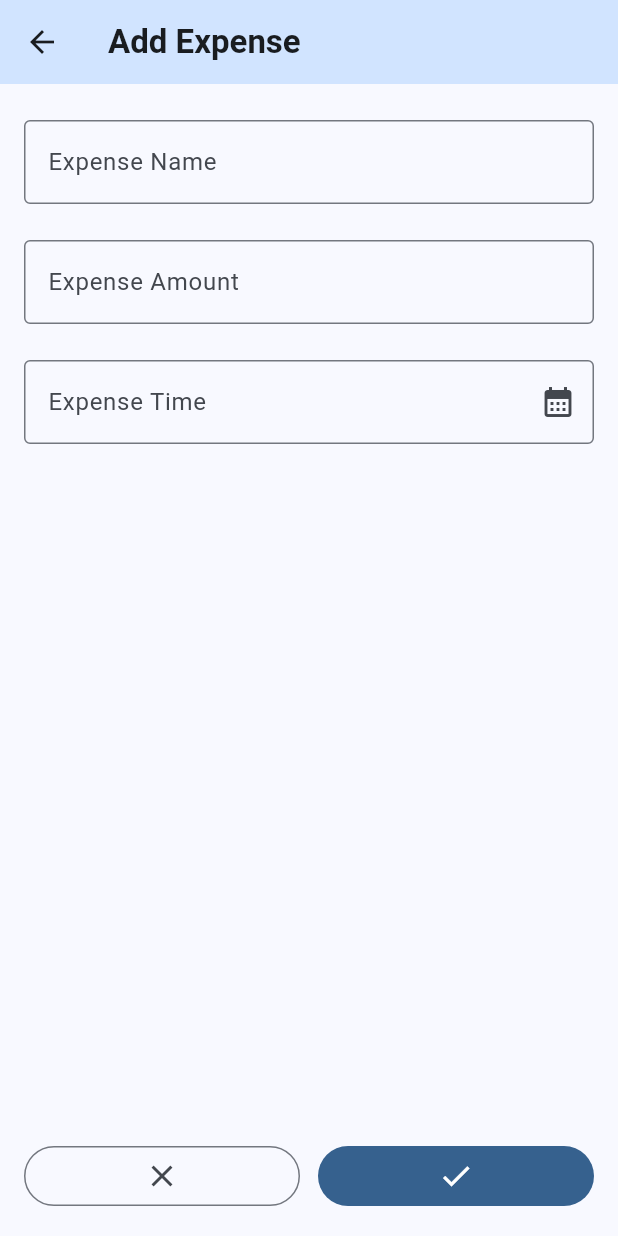
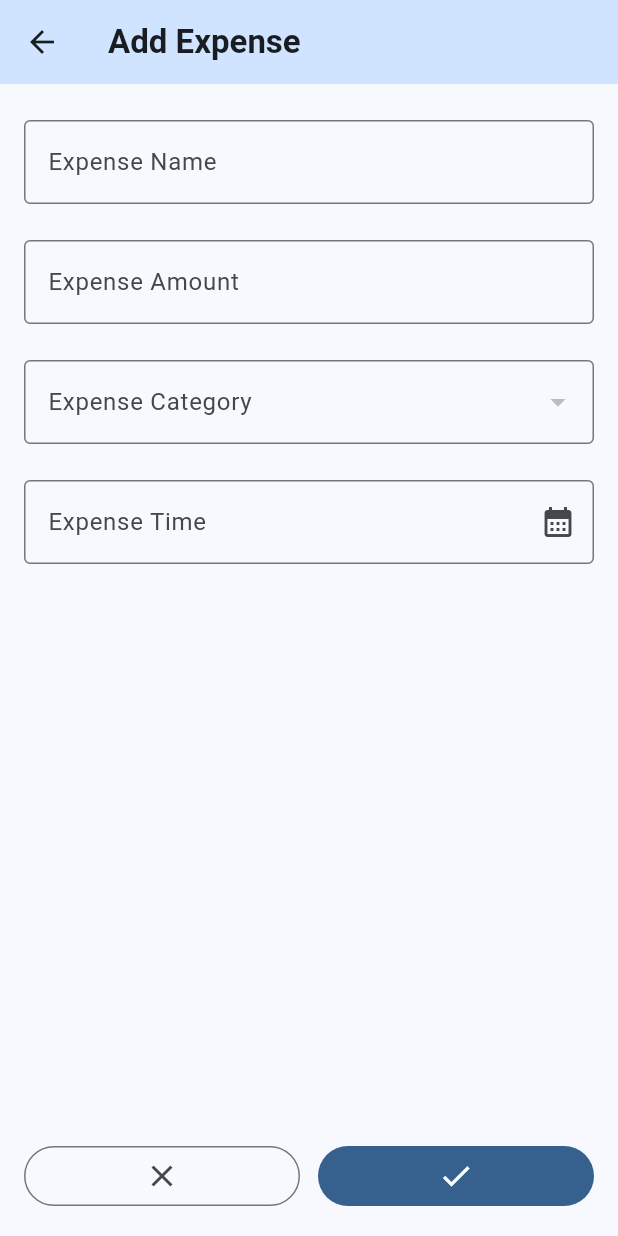
Before and after one commit to donatedsalt/TripBudgeter, a Flutter app: the screen it shows once a user with an empty profile is signed in, item 3 of the bottom bar chosen, after a tap on the "add" icon, on a phone screen of 412 x 824 dp. Run offline on Flutter 3.47's test engine with Material 3 defaults, Android fonts, the phone set to English and light mode, and no system bars; our stand-ins replace flutter_riverpod, supabase_flutter; accounts and stored records are empty.

Commit message:
feat: add expenses to supabase and view expenses

```diff
--- a/tripbudgeter/lib/pages/add_expense_page.dart
+++ b/tripbudgeter/lib/pages/add_expense_page.dart
@@ -1,29 +1,101 @@
 import 'package:flutter/material.dart';
+import 'package:flutter/services.dart';
+import 'package:flutter_riverpod/flutter_riverpod.dart';
 
-class AddExpensePage extends StatefulWidget {
+import 'package:tripbudgeter/utils/supabase_config.dart';
+import 'package:tripbudgeter/utils/context_extension.dart';
+
+import 'package:tripbudgeter/providers/trips_provider.dart';
+import 'package:tripbudgeter/providers/expenses_provider.dart';
+import 'package:tripbudgeter/providers/expense_categories_provider.dart';
+
+class AddExpensePage extends ConsumerStatefulWidget {
   const AddExpensePage({super.key});
 
   @override
-  State<AddExpensePage> createState() => _AddExpensePageState();
+  ConsumerState<AddExpensePage> createState() => _AddExpensePageState();
 }
 
-class _AddExpensePageState extends State<AddExpensePage> {
+class _AddExpensePageState extends ConsumerState<AddExpensePage> {
   final GlobalKey<FormState> _formKey = GlobalKey<FormState>();
 
+  bool _submitting = false;
+
   final TextEditingController _nameController = TextEditingController();
-  final TextEditingController _budgetController = TextEditingController();
-  final TextEditingController _dateController = TextEditingController();
+  final TextEditingController _amountController = TextEditingController();
+  final TextEditingController _timeController = TextEditingController();
+
+  Map<String, dynamic>? _selectedCategory;
+
+  void _submit() async {
+    if (_formKey.currentState!.validate()) {
+      try {
+        setState(() {
+          _submitting = true;
+        });
+
+        final trips = ref.read(tripsProvider).value;
+        final currentTrip = trips?.firstWhere((trip) => trip["is_current"]);
+
+        if (currentTrip == null) {
+          if (mounted) {
+            context.showSnackBar("No current trip found.", isError: true);
+          }
+          return;
+        }
+
+        final tripId = currentTrip['id'];
+
+        await supabase.from('expenses').insert({
+          'trip_id': tripId,
+          'user_id': supabase.auth.currentUser?.id,
+          'name': _nameController.text,
+          'amount': double.parse(_amountController.text),
+          'time': _timeController.text,
+          'category_id': _selectedCategory!['id'],
+        });
+
+        final newSpent =
+            (currentTrip['spent'] as num).toDouble() +
+            double.parse(_amountController.text);
+        await supabase
+            .from('trips')
+            .update({'spent': newSpent})
+            .eq('id', tripId)
+            .eq('user_id', supabase.auth.currentUser?.id ?? "");
+
+        if (mounted) {
+          ref.invalidate(expensesProvider);
+          ref.invalidate(tripsProvider);
+          context.showSnackBar("Expense added successfully!");
+          Navigator.pop(context);
+        }
+      } catch (e) {
+        if (mounted) {
+          context.showSnackBar("Failed to add expense: $e", isError: true);
+        }
+      } finally {
+        if (mounted) {
+          setState(() {
+            _submitting = false;
+          });
+        }
+      }
+    }
+  }
 
   @override
   void dispose() {
     _nameController.dispose();
-    _budgetController.dispose();
-    _dateController.dispose();
+    _amountController.dispose();
+    _timeController.dispose();
     super.dispose();
   }
 
   @override
   Widget build(BuildContext context) {
+    final categoriesAsyncValue = ref.watch(expensesCategoriesProvider);
+
     return SafeArea(
       child: Scaffold(
         appBar: AppBar(
@@ -33,14 +105,23 @@ class _AddExpensePageState extends State<AddExpensePage> {
           ),
           backgroundColor: Theme.of(context).colorScheme.primaryFixed,
         ),
-        body: Form(
+
+        body: categoriesAsyncValue.when(
+          loading: () => const Center(child: CircularProgressIndicator()),
+          error: (err, stack) => Center(child: Text('Error: $err')),
+          data: (categories) {
+            return Form(
               key: _formKey,
               child: ListView(
-            padding: EdgeInsets.symmetric(horizontal: 16.0, vertical: 24.0),
+                padding: const EdgeInsets.symmetric(
+                  horizontal: 16.0,
+                  vertical: 24.0,
+                ),
                 children: [
+                  // expense name field
                   TextFormField(
                     controller: _nameController,
-                decoration: InputDecoration(
+                    decoration: const InputDecoration(
                       labelText: 'Expense Name',
                       border: OutlineInputBorder(),
                     ),
@@ -51,24 +132,65 @@ class _AddExpensePageState extends State<AddExpensePage> {
                       return null;
                     },
                   ),
-              SizedBox(height: 24.0),
+                  const SizedBox(height: 24.0),
+
+                  // expense amount field
                   TextFormField(
-                controller: _budgetController,
-                decoration: InputDecoration(
+                    controller: _amountController,
+                    keyboardType: const TextInputType.numberWithOptions(
+                      decimal: true,
+                    ),
+                    decoration: const InputDecoration(
                       labelText: 'Expense Amount',
                       border: OutlineInputBorder(),
                     ),
+                    inputFormatters: [
+                      FilteringTextInputFormatter.allow(
+                        RegExp(r'^\d+\.?\d{0,2}'),
+                      ),
+                    ],
                     validator: (String? value) {
                       if (value == null || value.isEmpty) {
                         return 'Please enter some text';
+                      } else if (double.tryParse(value) == null) {
+                        return 'Please enter a valid number';
                       }
                       return null;
                     },
                   ),
-              SizedBox(height: 24.0),
+                  const SizedBox(height: 24.0),
+
+                  // expense category dropdown
+                  DropdownButtonFormField<Map<String, dynamic>>(
+                    decoration: const InputDecoration(
+                      labelText: 'Expense Category',
+                      border: OutlineInputBorder(),
+                    ),
+                    initialValue: _selectedCategory,
+                    onChanged: (Map<String, dynamic>? newValue) {
+                      setState(() {
+                        _selectedCategory = newValue;
+                      });
+                    },
+                    items: categories.map((category) {
+                      return DropdownMenuItem<Map<String, dynamic>>(
+                        value: category,
+                        child: Text(category['name']),
+                      );
+                    }).toList(),
+                    validator: (value) {
+                      if (value == null) {
+                        return 'Please select a category';
+                      }
+                      return null;
+                    },
+                  ),
+                  const SizedBox(height: 24.0),
+
+                  // expense date time field
                   TextFormField(
-                controller: _dateController,
-                decoration: InputDecoration(
+                    controller: _timeController,
+                    decoration: const InputDecoration(
                       labelText: 'Expense Time',
                       border: OutlineInputBorder(),
                       suffixIcon: Icon(Icons.calendar_month),
@@ -85,7 +207,9 @@ class _AddExpensePageState extends State<AddExpensePage> {
                         context: context,
                         initialDate: DateTime.now(),
                         firstDate: DateTime(2000),
-                    lastDate: DateTime.now().add(Duration(days: 365 * 5)),
+                        lastDate: DateTime.now().add(
+                          const Duration(days: 365 * 5),
+                        ),
                       );
                       if (!context.mounted) return;
                       var time = await showTimePicker(
@@ -101,36 +225,45 @@ class _AddExpensePageState extends State<AddExpensePage> {
                         },
                       );
                       if (date != null && time != null) {
-                    _dateController.text =
-                        "${date.day.toString()}/${date.month.toString()}/${date.year.toString()} ${time.hour.toString().length == 1 ? '0${time.hour.toString()}' : time.hour.toString()}:${time.minute.toString().length == 1 ? '0${time.minute.toString()}' : time.minute.toString()}";
+                        _timeController.text =
+                            "${date.day.toString().padLeft(2, '0')}/${date.month.toString().padLeft(2, '0')}/${date.year.toString()} ${time.hour.toString().padLeft(2, '0')}:${time.minute.toString().padLeft(2, '0')}";
                       }
                     },
                     readOnly: true,
                   ),
                 ],
               ),
+            );
+          },
         ),
+
         bottomNavigationBar: Padding(
           padding: const EdgeInsets.all(16.0),
           child: Row(
-            spacing: 12.0,
+            mainAxisAlignment: MainAxisAlignment.spaceBetween,
             children: [
               Expanded(
                 child: IconButton.outlined(
                   onPressed: () {
-                    Navigator.pop(context);
+                    _submitting ? null : Navigator.pop(context);
                   },
                   icon: const Icon(Icons.close),
                 ),
               ),
+              const SizedBox(width: 12.0),
               Expanded(
                 child: IconButton.filled(
-                  onPressed: () {
-                    if (_formKey.currentState!.validate()) {
-                      Navigator.pop(context);
-                    }
-                  },
-                  icon: const Icon(Icons.check),
+                  onPressed: _submitting ? null : _submit,
+                  icon: _submitting
+                      ? SizedBox(
+                          height: 24.0,
+                          width: 24.0,
+                          child: CircularProgressIndicator(
+                            strokeWidth: 2.5,
+                            color: Theme.of(context).colorScheme.onPrimary,
+                          ),
+                        )
+                      : const Icon(Icons.check),
                 ),
               ),
             ],
--- a/tripbudgeter/lib/pages/expenses_page.dart
+++ b/tripbudgeter/lib/pages/expenses_page.dart
@@ -1,4 +1,10 @@
 import 'package:flutter/material.dart';
+import 'package:flutter_riverpod/flutter_riverpod.dart';
+
+import 'package:tripbudgeter/providers/expenses_provider.dart';
+import 'package:tripbudgeter/providers/trips_provider.dart';
+
+import 'package:tripbudgeter/widgets/expense_list_tile.dart';
 
 class ExpensesPageAppBar extends StatefulWidget implements PreferredSizeWidget {
   const ExpensesPageAppBar({super.key});
@@ -23,32 +29,57 @@ class _ExpensesPageAppBarState extends State<ExpensesPageAppBar> {
   }
 }
 
-class ExpensesPage extends StatelessWidget {
+class ExpensesPage extends ConsumerWidget {
   const ExpensesPage({super.key});
+
   @override
-  Widget build(BuildContext context) {
+  Widget build(BuildContext context, WidgetRef ref) {
+    final tripsAsyncValue = ref.watch(tripsProvider);
+    final expensesAsyncValue = ref.watch(expensesProvider);
+
+    return tripsAsyncValue.when(
+      loading: () => const Center(child: CircularProgressIndicator()),
+      error: (err, stack) => Center(child: Text('Error: $err')),
+      data: (trips) {
+        final currentTrip = trips.firstWhere(
+          (trip) => trip['is_current'],
+          orElse: () => {},
+        );
+
+        if (currentTrip.isEmpty) {
+          return const Center(child: Text("No current trip found."));
+        }
+
+        return expensesAsyncValue.when(
+          loading: () => const Center(child: CircularProgressIndicator()),
+          error: (err, stack) => Center(child: Text('Error: $err')),
+          data: (expenses) {
             return ListView(
-      padding: EdgeInsets.all(16.0),
+              padding: const EdgeInsets.all(16.0),
               children: [
                 // Current Trip
                 Column(
+                  crossAxisAlignment: CrossAxisAlignment.start,
                   children: [
-            Row(
-              children: [
-                Text(
+                    const Text(
                       "Current Trip",
-                  style: TextStyle(fontSize: 18, fontWeight: FontWeight.bold),
+                      style: TextStyle(
+                        fontSize: 18,
+                        fontWeight: FontWeight.bold,
                       ),
-              ],
                     ),
                     Padding(
                       padding: const EdgeInsets.symmetric(vertical: 8.0),
                       child: ListTile(
-                leading: Icon(Icons.flight_takeoff),
-                title: Text("Paris"),
-                subtitle: Text("\$1280.00 / \$2000.00"),
-                trailing: Text("Jan 10"),
-                tileColor: Theme.of(context).colorScheme.primaryContainer,
+                        leading: const Icon(Icons.flight_takeoff),
+                        title: Text(currentTrip['name']),
+                        subtitle: Text(
+                          "\$${currentTrip['spent'].toStringAsFixed(2)} / \$${currentTrip['budget'].toStringAsFixed(2)}",
+                        ),
+                        trailing: Text(currentTrip['date']),
+                        tileColor: Theme.of(
+                          context,
+                        ).colorScheme.primaryContainer,
                         shape: RoundedRectangleBorder(
                           borderRadius: BorderRadius.circular(8.0),
                         ),
@@ -56,62 +87,35 @@ class ExpensesPage extends StatelessWidget {
                     ),
                   ],
                 ),
+
                 // Expenses list
                 Column(
+                  crossAxisAlignment: CrossAxisAlignment.start,
                   children: [
-            Row(
-              children: [
-                Text(
+                    const SizedBox(height: 16.0),
+                    const Text(
                       "Expenses",
-                  style: TextStyle(fontSize: 18, fontWeight: FontWeight.bold),
+                      style: TextStyle(
+                        fontSize: 18,
+                        fontWeight: FontWeight.bold,
                       ),
-              ],
                     ),
-            ListTile(
-              leading: Icon(Icons.restaurant),
-              title: Text("Dinner at Sushi Place"),
-              subtitle: Text("Expense: \$190"),
-              trailing: Text("Jan 12"),
-            ),
-            ListTile(
-              leading: Icon(Icons.local_cafe),
-              title: Text("Coffee at Cafe de Flore"),
-              subtitle: Text("Expense: \$20"),
-              trailing: Text("Jan 11"),
-            ),
-            ListTile(
-              leading: Icon(Icons.restaurant),
-              title: Text("Dinner at Le Meurice"),
-              subtitle: Text("Expense: \$150"),
-              trailing: Text("Jan 11"),
-            ),
-            ListTile(
-              leading: Icon(Icons.local_gas_station),
-              title: Text("Car Fuel"),
-              subtitle: Text("Expense: \$20"),
-              trailing: Text("Jan 11"),
-            ),
-            ListTile(
-              leading: Icon(Icons.hotel),
-              title: Text("Hotel Booking"),
-              subtitle: Text("Expense: \$400"),
-              trailing: Text("Jan 10"),
-            ),
-            ListTile(
-              leading: Icon(Icons.directions_car),
-              title: Text("Car Rental"),
-              subtitle: Text("Expense: \$200"),
-              trailing: Text("Jan 10"),
-            ),
-            ListTile(
-              leading: Icon(Icons.flight_takeoff),
-              title: Text("Flight to Paris"),
-              subtitle: Text("Expense: \$300"),
-              trailing: Text("Jan 10"),
-            ),
+                    const SizedBox(height: 8.0),
+                    if (expenses.isEmpty)
+                      const Center(
+                        child: Text("No expenses added for this trip."),
+                      )
+                    else
+                      ...expenses.map((expense) {
+                        return ExpenseListTile(expense: expense);
+                      }),
                   ],
                 ),
               ],
+            );
+          },
+        );
+      },
     );
   }
 }
@@ -125,7 +129,7 @@ class ExpensesPageFloatingActionButton extends StatelessWidget {
       onPressed: () {
         Navigator.pushNamed(context, '/expense/add');
       },
-      child: Icon(Icons.add),
+      child: const Icon(Icons.add),
     );
   }
 }
--- /dev/null
+++ b/tripbudgeter/lib/providers/expense_categories_provider.dart
@@ -0,0 +1,10 @@
+import 'package:flutter_riverpod/flutter_riverpod.dart';
+
+import 'package:tripbudgeter/utils/supabase_config.dart';
+
+final expensesCategoriesProvider = FutureProvider<List<Map<String, dynamic>>>((
+  ref,
+) async {
+  final response = await supabase.from('expense_categories').select();
+  return response;
+});
--- /dev/null
+++ b/tripbudgeter/lib/providers/expenses_provider.dart
@@ -0,0 +1,31 @@
+import 'package:flutter_riverpod/flutter_riverpod.dart';
+
+import 'package:tripbudgeter/utils/supabase_config.dart';
+
+import 'package:tripbudgeter/providers/trips_provider.dart';
+
+final expensesProvider = FutureProvider<List<Map<String, dynamic>>>((
+  ref,
+) async {
+  final tripsAsyncValue = ref.watch(tripsProvider);
+
+  final trips = tripsAsyncValue.value;
+
+  final currentTrip = trips?.firstWhere(
+    (trip) => trip["is_current"],
+    orElse: () => {},
+  );
+
+  if (currentTrip?.isEmpty ?? true) {
+    return [];
+  }
+
+  final tripId = currentTrip!['id'];
+  final data = await supabase
+      .from('expenses')
+      .select()
+      .eq('trip_id', tripId)
+      .order('time', ascending: false);
+
+  return data;
+});
--- /dev/null
+++ b/tripbudgeter/lib/widgets/expense_list_tile.dart
@@ -0,0 +1,52 @@
+import 'package:flutter/material.dart';
+import 'package:flutter_riverpod/flutter_riverpod.dart';
+
+import 'package:tripbudgeter/providers/expense_categories_provider.dart';
+
+/// A custom ListTile widget for displaying an expense with an icon based on its category.
+class ExpenseListTile extends ConsumerWidget {
+  const ExpenseListTile({super.key, required this.expense});
+
+  final Map<String, dynamic> expense;
+
+  @override
+  Widget build(BuildContext context, WidgetRef ref) {
+    final categoriesAsyncValue = ref.watch(expensesCategoriesProvider);
+
+    return categoriesAsyncValue.when(
+      loading: () => const ListTile(
+        leading: Icon(Icons.receipt),
+        title: Text('Loading...'),
+      ),
+      error: (err, stack) => const ListTile(
+        leading: Icon(Icons.error),
+        title: Text('Error loading category'),
+      ),
+      data: (categories) {
+        final category = categories.firstWhere(
+          (cat) => cat['id'] == expense['category_id'],
+          orElse: () => {'icon': 'receipt'},
+        );
+
+        final iconData = category.containsKey('icon')
+            ? IconData(
+                int.parse('0x${category['icon']}'),
+                fontFamily: 'MaterialIcons',
+              )
+            : Icons.receipt;
+
+        return ListTile(
+          leading: Icon(iconData),
+          title: Text(expense['name']),
+          subtitle: Text(
+            "Expense: \$${(expense['amount'] as num).toDouble().toStringAsFixed(2)}",
+          ),
+          trailing: Text(
+            expense['time'].toString().split(' ').join('\n'),
+            textAlign: TextAlign.right,
+          ),
+        );
+      },
+    );
+  }
+}
```
Lines whose indentation alone changed are shown as unchanged.
